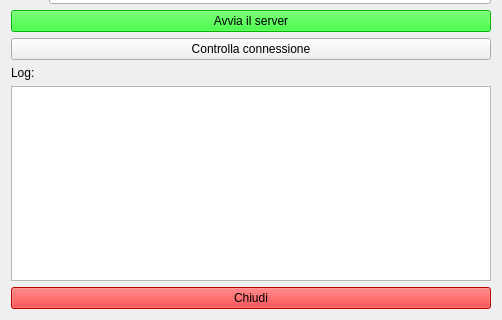
This is forms/tint.ui in zorbaproject/Bran as Qt 5 draws it before an edit; both pictures show x 0 to 502 and y 161 to 481 of the 502 by 481 pixel window. The edited form follows.
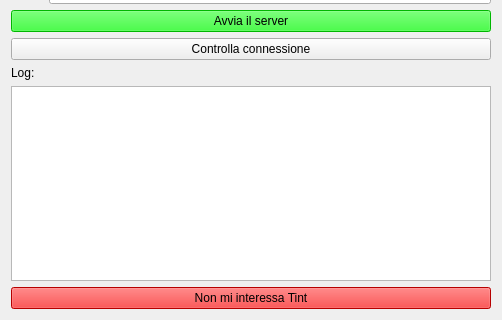
This is the edited form.

```diff
--- a/forms/tint.ui
+++ b/forms/tint.ui
@@ -135,7 +135,7 @@
       <string notr="true">background-color: rgb(255, 0, 0);</string>
      </property>
      <property name="text">
-      <string>Chiudi</string>
+      <string>Non mi interessa Tint</string>
      </property>
     </widget>
    </item>
```
